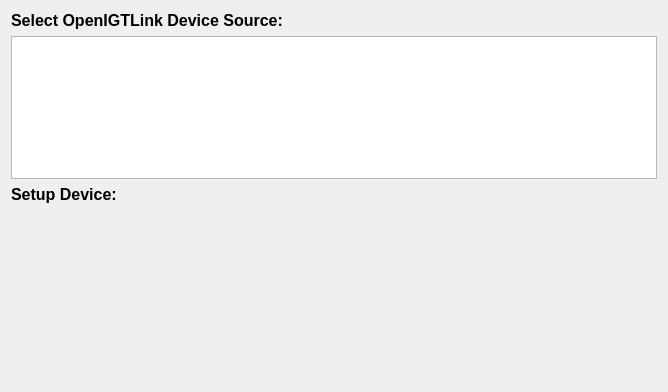
MITK/MITK, file Plugins/org.mitk.gui.qt.igtlplugin/src/internal/OpenIGTLinkManagerControls.ui: the form before one commit.
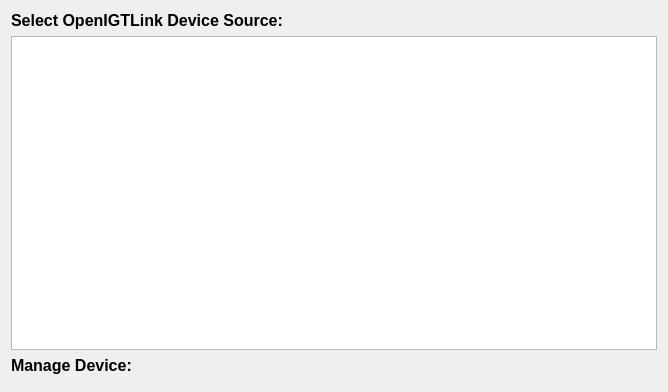
The form after the commit. Custom widgets are drawn as their Qt base class.

Commit message: Updated the OpenIGTLink version Added all OpenIGTLink message types to the igtlmessagefactory Added functionality to send command messages Added a logging window

Patch:
```diff
--- a/Plugins/org.mitk.gui.qt.igtlplugin/src/internal/OpenIGTLinkManagerControls.ui
+++ b/Plugins/org.mitk.gui.qt.igtlplugin/src/internal/OpenIGTLinkManagerControls.ui
@@ -47,26 +47,13 @@
       </font>
      </property>
      <property name="text">
-      <string>Setup Device:</string>
+      <string>Manage Device:</string>
      </property>
     </widget>
    </item>
    <item>
     <widget class="QmitkIGTLDeviceSourceManagementWidget" name="m_SourceManagerWidget" native="true"/>
    </item>
-   <item>
-    <spacer name="spacer2">
-     <property name="orientation">
-      <enum>Qt::Vertical</enum>
-     </property>
-     <property name="sizeHint" stdset="0">
-      <size>
-       <width>20</width>
-       <height>220</height>
-      </size>
-     </property>
-    </spacer>
-   </item>
   </layout>
  </widget>
  <layoutdefault spacing="6" margin="11"/>
```
The commit also changes 12 other files.
